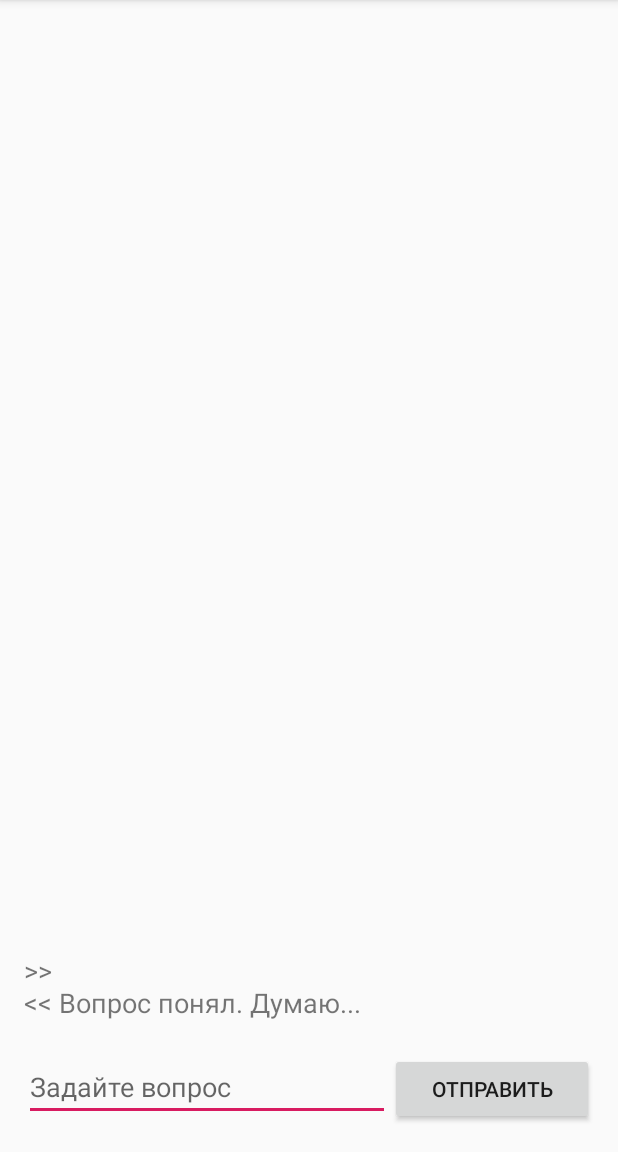
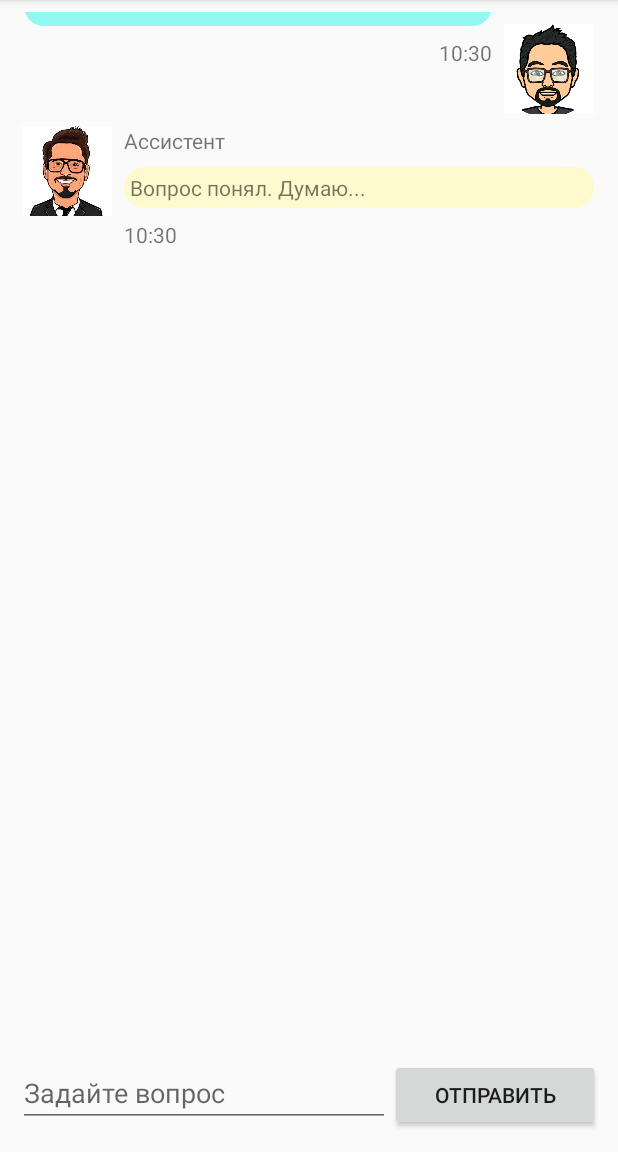
Before and after one commit to KHaustova-mr/voiceassistent, an Android app: the screen it shows after launch (MainActivity), after a tap on "ОТПРАВИТЬ", on a phone screen of 412 x 824 dp, the part 84-1236 px from its top. Run offline under Robolectric (Android 15) with nearby library versions, the phone set to English and light mode, and no system bars.

Commit message:
change of interface message

```diff
--- a/app/build.gradle
+++ b/app/build.gradle
@@ -26,4 +26,5 @@ dependencies {
     testImplementation 'junit:junit:4.12'
     androidTestImplementation 'androidx.test.ext:junit:1.1.0'
     androidTestImplementation 'androidx.test.espresso:espresso-core:3.1.1'
+    implementation 'androidx.recyclerview:recyclerview:1.1.0'
 }
--- a/app/src/main/java/com/example/voiceassistent/AI.java
+++ b/app/src/main/java/com/example/voiceassistent/AI.java
@@ -21,7 +21,7 @@ public class AI {
     private static final Map<String, Integer> commands = new HashMap<String, Integer>(){
         {
             put("какой сегодня день", 0);
-            put("который час сейчас", 1);
+            put("который час", 1);
             put("какой день недели сейчас", 2);
             put("сколько дней до нового года", 3);
         }
--- a/app/src/main/java/com/example/voiceassistent/MainActivity.java
+++ b/app/src/main/java/com/example/voiceassistent/MainActivity.java
@@ -2,6 +2,8 @@ package com.example.voiceassistent;
 
 import androidx.annotation.NonNull;
 import androidx.appcompat.app.AppCompatActivity;
+import androidx.recyclerview.widget.LinearLayoutManager;
+import androidx.recyclerview.widget.RecyclerView;
 
 import android.os.Bundle;
 import android.speech.tts.TextToSpeech;
@@ -11,26 +13,29 @@ import android.widget.EditText;
 import android.widget.TextView;
 import android.widget.Toast;
 
+import com.example.voiceassistent.model.Message;
+
 import java.io.Console;
 import java.util.Locale;
 
 public class MainActivity extends AppCompatActivity {
     protected Button sendButton;
     protected EditText questionText;
-    protected TextView chatWindow;
+    protected RecyclerView chatMessageList;
     protected TextToSpeech textToSpeech;
     protected boolean ttsEnabled;
+    protected MessageListAdapter messageListAdapter;
 
     @Override
     protected void onSaveInstanceState(Bundle outState) {
-        outState.putString("chatText", chatWindow.getText().toString());
+//        outState.putString("chatText", chatMessageList.getText().toString());
         outState.putString("inputText", questionText.getText().toString());
         super.onSaveInstanceState(outState);
     }
 
     @Override
     protected void onRestoreInstanceState(@NonNull Bundle savedInstanceState) {
-        chatWindow.setText(savedInstanceState.getString("chatText"));
+//        chatMessageList.setText(savedInstanceState.getString("chatText"));
         questionText.setText(savedInstanceState.getString("inputText"));
         super.onRestoreInstanceState(savedInstanceState);
     }
@@ -38,10 +43,15 @@ public class MainActivity extends AppCompatActivity {
     @Override
     protected void onCreate(Bundle savedInstanceState) {
         super.onCreate(savedInstanceState);
+
         setContentView(R.layout.activity_main);
         sendButton = findViewById(R.id.sendButton);
         questionText = findViewById(R.id.questionField);
-        chatWindow = findViewById(R.id.chatWindow);
+        chatMessageList = findViewById(R.id.chatMessageList);
+        messageListAdapter = new MessageListAdapter();
+        chatMessageList.setLayoutManager(new LinearLayoutManager(this));
+        chatMessageList.setAdapter(messageListAdapter);
+
         sendButton.setOnClickListener(new View.OnClickListener(){
             @Override
             public void onClick(View view) {
@@ -76,8 +86,12 @@ public class MainActivity extends AppCompatActivity {
     protected void onSend() {
         String text = questionText.getText().toString();
         String answer = AI.getAnswer(text);
-        chatWindow.append(">> " + text + "\n");
-        chatWindow.append("<< " + answer + "\n");
+//        chatMessageList.append(">> " + text + "\n");
+//        chatMessageList.append("<< " + answer + "\n")
+        messageListAdapter.messageList.add(new Message(text, true));
+        messageListAdapter.messageList.add(new Message(answer, false));
+        messageListAdapter.notifyDataSetChanged();
+        chatMessageList.scrollToPosition(messageListAdapter.messageList.size()-1);
         if(ttsEnabled)
             textToSpeech.speak(answer, TextToSpeech.QUEUE_FLUSH,null, null );
         questionText.setText("");
--- /dev/null
+++ b/app/src/main/java/com/example/voiceassistent/MessageListAdapter.java
@@ -0,0 +1,53 @@
+package com.example.voiceassistent;
+
+import android.view.LayoutInflater;
+import android.view.View;
+import android.view.ViewGroup;
+
+import androidx.annotation.NonNull;
+import androidx.recyclerview.widget.RecyclerView;
+
+import com.example.voiceassistent.model.Message;
+
+import java.util.ArrayList;
+import java.util.List;
+
+public class MessageListAdapter extends RecyclerView.Adapter {
+    private static final int ASSISTANT_TYPE=0;
+    private static final int USER_TYPE=1;
+
+    public List<Message> messageList = new ArrayList<>();
+    @NonNull
+    @Override
+    public RecyclerView.ViewHolder onCreateViewHolder(@NonNull ViewGroup parent, int viewType) {
+        View view;
+        if (viewType == USER_TYPE) {
+            view = LayoutInflater.from(parent.getContext())
+                    .inflate(R.layout.user_message,parent,false);
+        }
+        else {
+            view = LayoutInflater.from(parent.getContext())
+                    .inflate(R.layout.assistant_message,parent,false);
+        }
+        return new MessageViewHolder(view);
+    }
+
+    @Override
+    public void onBindViewHolder(@NonNull RecyclerView.ViewHolder holder, int position) {
+        ((MessageViewHolder) holder).bind(messageList.get(position));
+    }
+
+    @Override
+    public int getItemCount() {
+        return messageList.size();
+    }
+
+    public int getItemViewType(int index){
+        Message message = messageList.get(index);
+        if (message.isSend){
+            return USER_TYPE;
+        }
+        else return ASSISTANT_TYPE;
+    }
+
+}
--- /dev/null
+++ b/app/src/main/java/com/example/voiceassistent/MessageViewHolder.java
@@ -0,0 +1,30 @@
+package com.example.voiceassistent;
+
+import android.view.View;
+import android.widget.TextView;
+
+import androidx.annotation.NonNull;
+import androidx.recyclerview.widget.RecyclerView;
+
+import com.example.voiceassistent.model.Message;
+
+import java.text.DateFormat;
+import java.text.SimpleDateFormat;
+
+public class MessageViewHolder extends RecyclerView.ViewHolder {
+    protected TextView messageText;
+    protected TextView messageDate;
+
+    public MessageViewHolder(@NonNull View itemView) {
+        super(itemView);
+        messageText = itemView.findViewById(R.id.messageTextView);
+        messageDate = itemView.findViewById(R.id.messageDateView);
+
+    }
+    public void bind(Message message) {
+        messageText.setText(message.text);
+        DateFormat fmt = new SimpleDateFormat("HH:mm");
+        messageDate.setText(fmt.format(message.date));
+    }
+
+}
--- /dev/null
+++ b/app/src/main/java/com/example/voiceassistent/model/Message.java
@@ -0,0 +1,15 @@
+package com.example.voiceassistent.model;
+
+import java.util.Date;
+
+public class Message {
+    public String text;
+    public Date date;
+    public Boolean isSend;
+
+    public Message(String text, Boolean isSend) {
+        this.text = text;
+        this.isSend = isSend;
+        this.date = new Date();
+    }
+}
--- /dev/null
+++ b/app/src/main/res/drawable-v24/assistant_bubble.xml
@@ -0,0 +1,10 @@
+<?xml version="1" encoding="utf-8"?>
+<shape xmlns:android="http://schemas.android.com/apk/res/android"
+    android:layout_width="match_parent"
+    android:layout_height="match_parent"
+    android:shape="rectangle">
+
+    <solid android:color="#FFFACD"></solid>
+    <corners android:radius="20dp"></corners>
+
+</shape>
--- /dev/null
+++ b/app/src/main/res/drawable-v24/user_bubble.xml
@@ -0,0 +1,9 @@
+<shape xmlns:android="http://schemas.android.com/apk/res/android"
+    android:layout_width="match_parent"
+    android:layout_height="match_parent"
+    android:shape="rectangle">
+
+    <solid android:color="#91F9F1"></solid>
+    <corners android:radius="20dp"></corners>
+
+</shape>
--- a/app/src/main/res/layout/activity_main.xml
+++ b/app/src/main/res/layout/activity_main.xml
@@ -7,19 +7,29 @@
     android:padding="8dp"
     tools:context=".MainActivity">
 
-    <TextView
-        android:id="@+id/chatWindow"
+    <!--    <TextView-->
+<!--        android:id="@+id/chatWindow"-->
+<!--        android:layout_width="match_parent"-->
+<!--        android:layout_height="0dp"-->
+<!--        android:gravity="bottom"-->
+<!--        android:paddingLeft="@dimen/layout_padding"-->
+<!--        android:paddingRight="@dimen/layout_padding"-->
+<!--        android:textAlignment="gravity"-->
+<!--        android:textSize="@dimen/chat_window_text_size"-->
+<!--        app:layout_constraintBottom_toTopOf="@+id/linearLayout"-->
+<!--        app:layout_constraintEnd_toEndOf="parent"-->
+<!--        app:layout_constraintStart_toStartOf="parent"-->
+<!--        app:layout_constraintTop_toTopOf="parent" />-->
+
+    <androidx.recyclerview.widget.RecyclerView
+        android:id="@+id/chatMessageList"
         android:layout_width="match_parent"
         android:layout_height="0dp"
-        android:gravity="bottom"
-        android:paddingLeft="@dimen/layout_padding"
-        android:paddingRight="@dimen/layout_padding"
-        android:textAlignment="gravity"
-        android:textSize="@dimen/chat_window_text_size"
         app:layout_constraintBottom_toTopOf="@+id/linearLayout"
         app:layout_constraintEnd_toEndOf="parent"
         app:layout_constraintStart_toStartOf="parent"
-        app:layout_constraintTop_toTopOf="parent" />
+        app:layout_constraintTop_toTopOf="parent"
+        app:layout_constraintVertical_bias="1.0" />
 
     <LinearLayout
         android:id="@+id/linearLayout"
--- /dev/null
+++ b/app/src/main/res/layout/assistant_message.xml
@@ -0,0 +1,62 @@
+<?xml version="1.0" encoding="utf-8"?>
+<androidx.constraintlayout.widget.ConstraintLayout xmlns:android="http://schemas.android.com/apk/res/android"
+    xmlns:app="http://schemas.android.com/apk/res-auto"
+    xmlns:tools="http://schemas.android.com/tools"
+    android:layout_width="match_parent"
+    android:layout_height="wrap_content">
+
+    <ImageView
+        android:id="@+id/avatar_imageView"
+        android:layout_width="@dimen/image_view_width"
+        android:layout_height="@dimen/image_view_width"
+        android:layout_marginTop="@dimen/margin_image_view"
+        android:contentDescription="@string/description_image_assistent"
+        app:layout_constraintBottom_toBottomOf="parent"
+        app:layout_constraintEnd_toEndOf="parent"
+        app:layout_constraintHorizontal_bias="0.02"
+        app:layout_constraintStart_toStartOf="parent"
+        app:layout_constraintTop_toTopOf="parent"
+        app:layout_constraintVertical_bias="0.0"
+        app:srcCompat="@drawable/as_avatar" />
+
+    <TextView
+        android:id="@+id/messageTextView"
+        android:layout_width="0dp"
+        android:layout_height="wrap_content"
+        android:layout_marginLeft="@dimen/layout_margin"
+        android:layout_marginTop="@dimen/layout_margin"
+        android:layout_marginRight="@dimen/layout_margin"
+        android:background="@drawable/assistant_bubble"
+        android:padding="@dimen/layout_padding"
+        android:text="@string/default_text"
+        app:layout_constraintEnd_toEndOf="parent"
+        app:layout_constraintHorizontal_bias="0.0"
+        app:layout_constraintStart_toEndOf="@+id/avatar_imageView"
+        app:layout_constraintTop_toBottomOf="@+id/name_user_text_view" />
+
+    <TextView
+        android:id="@+id/name_user_text_view"
+        android:layout_width="wrap_content"
+        android:layout_height="wrap_content"
+        android:layout_marginStart="@dimen/layout_margin"
+        android:layout_marginTop="@dimen/layout_margin"
+        android:text="@string/name_assistent"
+        app:layout_constraintEnd_toEndOf="parent"
+        app:layout_constraintHorizontal_bias="0.0"
+        app:layout_constraintStart_toEndOf="@+id/avatar_imageView"
+        app:layout_constraintTop_toTopOf="parent" />
+
+    <TextView
+        android:id="@+id/messageDateView"
+        android:layout_width="wrap_content"
+        android:layout_height="wrap_content"
+        android:layout_marginStart="@dimen/layout_margin"
+        android:layout_marginTop="@dimen/layout_margin"
+        android:text="@string/default_time"
+        app:layout_constraintBottom_toBottomOf="parent"
+        app:layout_constraintEnd_toEndOf="parent"
+        app:layout_constraintHorizontal_bias="0.0"
+        app:layout_constraintStart_toEndOf="@+id/avatar_imageView"
+        app:layout_constraintTop_toBottomOf="@+id/messageTextView"
+        app:layout_constraintVertical_bias="0.777" />
+</androidx.constraintlayout.widget.ConstraintLayout>
--- /dev/null
+++ b/app/src/main/res/layout/user_message.xml
@@ -0,0 +1,68 @@
+<?xml version="1.0" encoding="utf-8"?>
+<androidx.constraintlayout.widget.ConstraintLayout xmlns:android="http://schemas.android.com/apk/res/android"
+    xmlns:app="http://schemas.android.com/apk/res-auto"
+    xmlns:tools="http://schemas.android.com/tools"
+    android:layout_width="match_parent"
+    android:layout_height="wrap_content">
+
+    <ImageView
+        android:id="@+id/avatar_imageView"
+        android:layout_width="@dimen/image_view_width"
+        android:layout_height="@dimen/image_view_width"
+        android:layout_marginTop="@dimen/margin_image_view"
+        android:layout_marginRight="@dimen/margin_image_view"
+        app:layout_constraintBottom_toBottomOf="parent"
+        app:layout_constraintEnd_toEndOf="parent"
+        app:layout_constraintHorizontal_bias="1.0"
+        app:layout_constraintStart_toStartOf="parent"
+        app:layout_constraintTop_toTopOf="parent"
+        app:layout_constraintVertical_bias="0.0"
+        app:srcCompat="@drawable/us_avatar" />
+
+    <TextView
+        android:id="@+id/messageTextView"
+        android:layout_width="0dp"
+        android:layout_height="wrap_content"
+        android:layout_marginLeft="@dimen/layout_margin"
+        android:layout_marginRight="@dimen/layout_margin"
+        android:background="@drawable/user_bubble"
+        android:padding="@dimen/layout_padding"
+        android:text="Text"
+        app:layout_constraintBottom_toBottomOf="parent"
+        app:layout_constraintEnd_toStartOf="@+id/avatar_imageView"
+        app:layout_constraintHorizontal_bias="0.05"
+        app:layout_constraintStart_toStartOf="parent"
+        app:layout_constraintTop_toTopOf="@id/name_user_text_view"
+        app:layout_constraintVertical_bias="0.0" />
+
+    <TextView
+        android:id="@+id/name_user_text_view"
+        android:layout_width="wrap_content"
+        android:layout_height="wrap_content"
+        android:layout_marginLeft="@dimen/layout_margin"
+        android:layout_marginTop="@dimen/layout_margin"
+        android:layout_marginRight="@dimen/layout_margin"
+        android:layout_marginBottom="@dimen/layout_margin"
+        android:text="Пользователь"
+        app:layout_constraintBottom_toTopOf="@+id/messageTextView"
+        app:layout_constraintEnd_toStartOf="@+id/avatar_imageView"
+        app:layout_constraintHorizontal_bias="1.0"
+        app:layout_constraintStart_toStartOf="parent"
+        app:layout_constraintTop_toTopOf="parent" />
+
+    <TextView
+        android:id="@+id/messageDateView"
+        android:layout_width="wrap_content"
+        android:layout_height="wrap_content"
+        android:text="10:00"
+        android:layout_marginLeft="@dimen/layout_margin"
+        android:layout_marginTop="@dimen/layout_margin"
+        android:layout_marginRight="@dimen/layout_margin"
+        android:layout_marginBottom="@dimen/layout_margin"
+        app:layout_constraintBottom_toBottomOf="parent"
+        app:layout_constraintEnd_toStartOf="@+id/avatar_imageView"
+        app:layout_constraintHorizontal_bias="1.0"
+        app:layout_constraintStart_toStartOf="parent"
+        app:layout_constraintTop_toBottomOf="@+id/messageTextView"
+        app:layout_constraintVertical_bias="0.0" />
+</androidx.constraintlayout.widget.ConstraintLayout>
--- a/app/src/main/res/values/dimens.xml
+++ b/app/src/main/res/values/dimens.xml
@@ -1,5 +1,8 @@
 <?xml version="1.0" encoding="utf-8"?>
 <resources>
-    <dimen name="layout_padding">8dp</dimen>
+    <dimen name="layout_margin">8dp</dimen>
+    <dimen name="layout_padding">4dp</dimen>
     <dimen name="chat_window_text_size">18sp</dimen>
+    <dimen name="margin_image_view">8dp</dimen>
+    <dimen name="image_view_width">60dp</dimen>
 </resources>
--- a/app/src/main/res/values/strings.xml
+++ b/app/src/main/res/values/strings.xml
@@ -2,4 +2,8 @@
     <string name="app_name">VoiceAssistant</string>
     <string name="button_send_name">Отправить</string>
     <string name="input_placeholder">Задайте вопрос</string>
+    <string name="description_image_assistent">Фото ассистента</string>
+    <string name="name_assistent">Ассистент</string>
+    <string name="default_time">10:00</string>
+    <string name="default_text">Текст</string>
 </resources>
```
Also changed, not shown: app/src/main/res/drawable-v24/as_avatar.jpg (added), app/src/main/res/drawable-v24/us_avatar.jpg (added).
